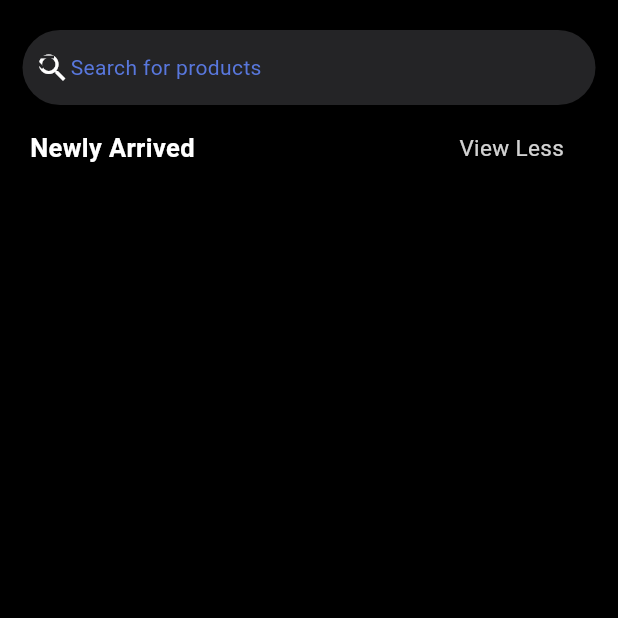
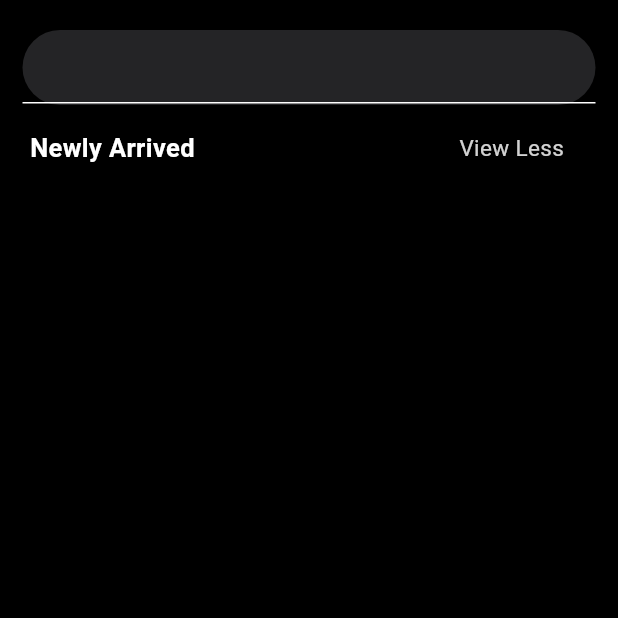
Before and after one commit to karankk-05/Treddit, a Flutter app: the HomePage screen opened by its route, after a tap on "View All", on a phone screen of 412 x 824 dp, the top half of it. Run offline on Flutter 3.47's test engine with Material 3 defaults, Android fonts, the phone set to English and light mode, and no system bars; our stand-ins replace flutter_animate, flutter_secure_storage, image_picker; accounts and stored records are empty; network calls fail; Roboto replaces fonts that are missing (OpenSans).

Commit message:
Added_basic_working_search_bar

```diff
--- /dev/null
+++ b/frontend/kampus_konnect/devtools_options.yaml
@@ -0,0 +1,3 @@
+description: This file stores settings for Dart & Flutter DevTools.
+documentation: https://docs.flutter.dev/tools/devtools/extensions#configure-extension-enablement-states
+extensions:
--- a/frontend/kampus_konnect/lib/domains/homepage/homepage.dart
+++ b/frontend/kampus_konnect/lib/domains/homepage/homepage.dart
@@ -19,22 +19,23 @@
   @override
   void initState() {
     super.initState();
-    _fetchPosts();
+    _fetchPosts('');
   }
 
-  Future<void> _fetchPosts() async {
+  Future<void> _fetchPosts(query) async {
     print('Its working');
     final email = await _authService.getEmail();
     final token = await _authService.getToken();
     final postCardProvider =
         Provider.of<PostCardProvider>(context, listen: false);
     if (email != null && token != null) {
-      await postCardProvider.fetchPostCards();
+      await postCardProvider.fetchPostCards(query);
     }
   }
 
   bool displayAll = false;
   bool isRefreshing = false;
+  final search = TextEditingController();
 
   Widget _appbar(BuildContext context) {
     return Padding(
@@ -50,14 +51,13 @@
           mainAxisAlignment: MainAxisAlignment.center,
           crossAxisAlignment: CrossAxisAlignment.start,
           children: [
-            Row(
-              children: [
-                SizedBox(width: 8),
-                Icon(Icons.search,
-                    color: Theme.of(context).colorScheme.onBackground),
-                Text('Search for products'),
-              ],
+
+            TextField(
+              onSubmitted: (query) => {
+                _fetchPosts(query)
+              },
             ),
+
           ],
         ),
       ),
@@ -68,7 +68,7 @@
     setState(() {
       isRefreshing = true;
     });
-    await _fetchPosts();
+    await _fetchPosts(search);
     setState(() {
       isRefreshing = false;
     });
--- a/frontend/kampus_konnect/lib/domains/homepage/post_card_provider.dart
+++ b/frontend/kampus_konnect/lib/domains/homepage/post_card_provider.dart
@@ -9,11 +9,11 @@
   final String baseUrl = MyApp.baseUrl;
 
   List<PostCard> get productCard => _productCard;
-  Future<void> fetchPostCards() async {
+  Future<void> fetchPostCards(query) async {
     try {
       // Step 1: Fetch post IDs from /posts/unsold
       final responseIds = await http.get(
-        Uri.parse('$baseUrl/posts/unsold'),
+        Uri.parse('$baseUrl/posts/unsold?search_query=$query'),
       );
 
       if (responseIds.statusCode == 200) {
--- a/frontend/kampus_konnect/lib/main.dart
+++ b/frontend/kampus_konnect/lib/main.dart
@@ -23,7 +23,7 @@
 }
 
 class MyApp extends StatefulWidget {
-  static const String baseUrl = 'http://192.168.46.64:3000';
+  static const String baseUrl = 'http://192.168.29.121:3000';
   @override
   _MyAppState createState() => _MyAppState();
 }
```
